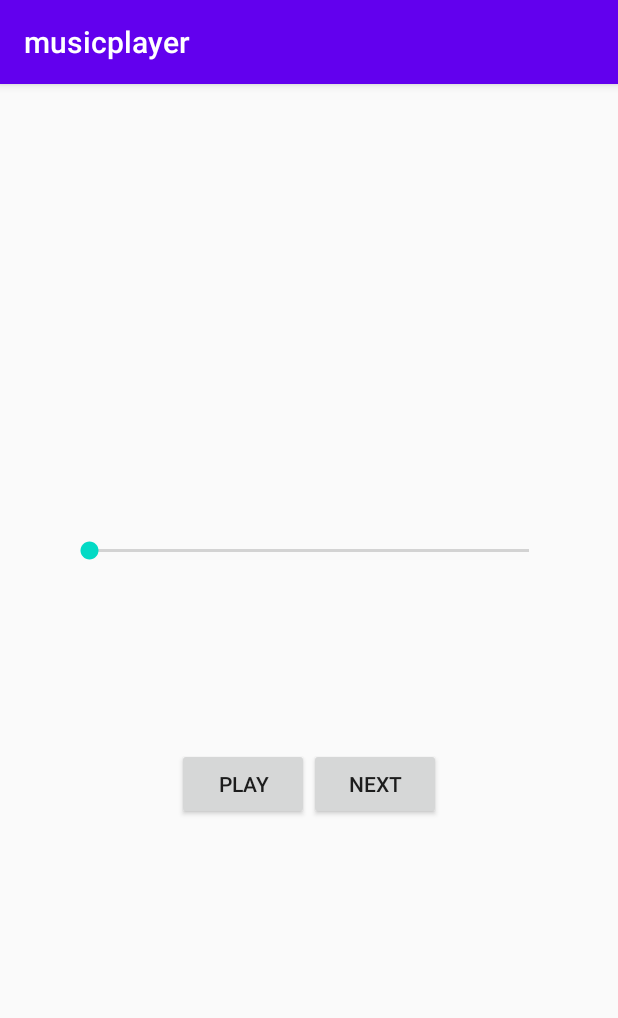
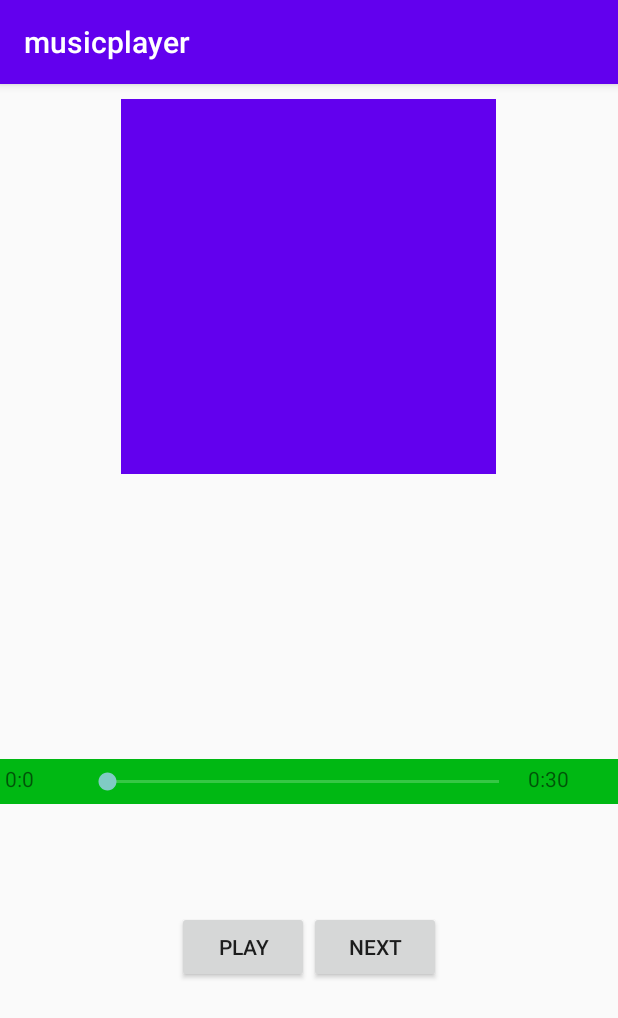
Before and after one commit to heyyviv/music_player, an Android app: the player screen opened directly, with no data from a screen before it, on a phone screen of 412 x 824 dp. Shown: the top 1018 px of the screen. Run offline under Robolectric (Android 15) with nearby library versions, the phone set to English and light mode, and no system bars.

Commit message:
added imageView

```diff
--- a/app/build.gradle
+++ b/app/build.gradle
@@ -24,6 +24,7 @@ android {
 
 dependencies {
     implementation fileTree(dir: "libs", include: ["*.jar"])
+    api 'com.google.android.material:material:1.1.0-alpha06'
     implementation 'androidx.appcompat:appcompat:1.1.0'
     implementation 'androidx.constraintlayout:constraintlayout:1.1.3'
     implementation 'androidx.recyclerview:recyclerview:1.1.0'
--- a/app/src/main/java/com/example/musicplayer/MainActivity.java
+++ b/app/src/main/java/com/example/musicplayer/MainActivity.java
@@ -65,4 +65,11 @@ public class MainActivity extends AppCompatActivity {
     public static  int get_duration(){
         return mediaplayer.getDuration();
     }
+
+    public  static int[] time_format(int time){
+        int ss=time/1000;
+        int mm=ss/60;
+        ss=ss-(60*mm);
+        return new int[]{mm,ss};
+    }
 }
--- a/app/src/main/java/com/example/musicplayer/player.java
+++ b/app/src/main/java/com/example/musicplayer/player.java
@@ -5,12 +5,17 @@ import androidx.annotation.Nullable;
 import androidx.appcompat.app.AppCompatActivity;
 
 import android.content.Intent;
+import android.graphics.Bitmap;
+import android.graphics.BitmapFactory;
+import android.media.MediaMetadataRetriever;
 import android.media.MediaPlayer;
+import android.net.Uri;
 import android.os.Bundle;
 import android.os.Handler;
 import android.os.PersistableBundle;
 import android.view.View;
 import android.widget.Button;
+import android.widget.ImageView;
 import android.widget.SeekBar;
 import android.widget.TextView;
 
@@ -19,8 +24,8 @@ import java.io.IOException;
 public class player extends AppCompatActivity {
     String song_path,song_name;
     Button song_play_pause,pause;
-
-    TextView nametv;
+    ImageView cover_img;
+    TextView nametv,str_time,end_time;
     SeekBar progress;
     int pos=0,cur_music=0;
     @Override
@@ -30,8 +35,11 @@ public class player extends AppCompatActivity {
         Intent intent=getIntent();
         song_play_pause=findViewById(R.id.play);
         pause=findViewById(R.id.pause);
+        cover_img=findViewById(R.id.image_frame);
         nametv=findViewById(R.id.songname);
         progress=findViewById(R.id.song_progress);
+        str_time=findViewById(R.id.start_time);
+        end_time=findViewById(R.id.end_time);
 
         if(intent!=null) {
             song_path = intent.getStringExtra("path");
@@ -64,14 +72,18 @@ public class player extends AppCompatActivity {
                 MainActivity.free_mediaplayer();
             }
         });
-
+        restoring_image(song_path);
         progress.setMax(MainActivity.get_duration()/1000);
+        int[] time_end=MainActivity.time_format(MainActivity.get_duration());
+        end_time.setText(time_end[0]+":"+time_end[1]);
          final Handler mhandeler=new Handler();
          player.this.runOnUiThread(new Runnable() {
              @Override
              public void run() {
                  if(MainActivity.is_working()){
                      int current_pos=MainActivity.get_song_position()/1000;
+                     int[] cur_time=MainActivity.time_format(current_pos*1000);
+                     str_time.setText(cur_time[0]+":"+cur_time[1]);
                      progress.setProgress(current_pos);
                  }
                  mhandeler.postDelayed(this,1000);
@@ -80,7 +92,7 @@ public class player extends AppCompatActivity {
          progress.setOnSeekBarChangeListener(new SeekBar.OnSeekBarChangeListener() {
              @Override
              public void onProgressChanged(SeekBar seekBar, int progress, boolean fromUser) {
-                 if(MainActivity.is_working()==true && fromUser){
+                 if(MainActivity.is_working() && fromUser){
                         MainActivity.song_seek(progress);
                  }
              }
@@ -121,4 +133,15 @@ public class player extends AppCompatActivity {
         MainActivity.song_seek(pos);
         MainActivity.song_play();
     }
+    public  void restoring_image(String location){
+
+            android.media.MediaMetadataRetriever mData=new MediaMetadataRetriever();
+            mData.setDataSource(location);
+            byte art[]=mData.getEmbeddedPicture();
+            if(art!=null) {
+                Bitmap image = BitmapFactory.decodeByteArray(art, 0, art.length);
+                cover_img.setImageBitmap(image);
+            }
+
+    }
 }
--- a/app/src/main/res/layout-land/activity_player.xml
+++ b/app/src/main/res/layout-land/activity_player.xml
@@ -7,24 +7,60 @@
     android:orientation="vertical"
     tools:context=".player"
     android:layout_gravity="center">
+    <LinearLayout
+        android:layout_width="match_parent"
+        android:layout_height="wrap_content"
+        android:orientation="horizontal"
+        android:padding="10dp">
+    <ImageView
+        android:layout_width="150dp"
+        android:layout_height="150dp"
+        android:layout_gravity="left"
+        android:layout_margin="10dp"
+        android:layout_marginLeft="20dp"
+        android:src="@color/colorPrimary"
+        android:id="@+id/image_frame"
+        />
     <TextView
         android:layout_width="wrap_content"
         android:layout_height="wrap_content"
+        android:layout_marginLeft="100dp"
         android:id="@+id/songname"
         android:fontFamily="sans-serif-black"
         android:layout_gravity="center"
         android:text="NAME"
         android:textSize="30sp"
-        android:layout_marginTop="30dp"
+
         />
-    <SeekBar
-        android:layout_width="450dp"
+    </LinearLayout>
+    <LinearLayout
+        android:layout_width="match_parent"
         android:layout_height="wrap_content"
-        android:padding="15dp"
-        android:layout_gravity="center"
-        android:layout_marginTop="60dp"
-        android:id="@+id/song_progress"
-        />
+        android:orientation="horizontal"
+        android:layout_marginTop="60dp">
+        <TextView
+            android:layout_width="wrap_content"
+            android:layout_height="wrap_content"
+            android:text="mm:ss"
+            android:padding="9dp"
+            android:id="@+id/start_time"
+            />
+        <SeekBar
+            android:layout_width="0dp"
+            android:layout_height="wrap_content"
+            android:layout_weight="3"
+            android:padding="9dp"
+            android:id="@+id/song_progress"
+            />
+        <TextView
+            android:layout_width="wrap_content"
+            android:layout_height="wrap_content"
+            android:text="mm:ss"
+            android:padding="9dp"
+            android:id="@+id/end_time"
+            />
+
+    </LinearLayout>
     <LinearLayout
         android:layout_width="wrap_content"
         android:layout_height="wrap_content"
--- a/app/src/main/res/layout/activity_player.xml
+++ b/app/src/main/res/layout/activity_player.xml
@@ -7,38 +7,72 @@
     android:orientation="vertical"
     tools:context=".player"
     android:layout_gravity="center">
+
+
+    <ImageView
+        android:layout_width="250dp"
+        android:layout_height="250dp"
+        android:layout_gravity="center"
+        android:layout_margin="10dp"
+        android:src="@color/colorPrimary"
+        android:id="@+id/image_frame"
+        />
     <TextView
-        android:layout_width="wrap_content"
-        android:layout_height="wrap_content"
+        android:layout_width="300dp"
+        android:layout_height="50dp"
         android:id="@+id/songname"
         android:fontFamily="sans-serif-black"
         android:layout_gravity="center"
         android:text="NAME"
-        android:textSize="30sp"
-        android:layout_marginTop="100dp"
+        android:textSize="20sp"
+        android:layout_marginTop="30dp"
         />
+        <LinearLayout
+        android:layout_width="match_parent"
+        android:layout_height="wrap_content"
+        android:orientation="horizontal"
+            android:background="#00B813"
+            android:layout_marginTop="100dp">
+            <TextView
+                android:layout_width="wrap_content"
+                android:layout_height="30dp"
+                android:text="mm:ss"
+                android:padding="3dp"
+                android:id="@+id/start_time"
+                android:layout_weight="1"
+                />
     <SeekBar
-        android:layout_width="325dp"
-        android:layout_height="wrap_content"
-        android:padding="11dp"
-        android:layout_gravity="center"
-        android:layout_marginTop="150dp"
+        android:layout_width="0dp"
+        android:layout_height="30dp"
+        android:layout_weight="10"
+        android:padding="3dp"
+        android:theme="@android:style/Theme.Material"
         android:id="@+id/song_progress"
         />
+            <TextView
+                android:layout_width="wrap_content"
+                android:layout_height="30dp"
+                android:text="mm:ss"
+                android:padding="3dp"
+                android:id="@+id/end_time"
+                android:layout_weight="1"
+                />
+
+        </LinearLayout>
     <LinearLayout
         android:layout_width="wrap_content"
         android:layout_height="wrap_content"
         android:orientation="horizontal"
         android:layout_gravity="center"
         android:padding="11dp"
-        android:layout_marginTop="100dp"
+        android:layout_marginTop="60dp"
         >
-    <Button
+    <Button style="@style/Widget.AppCompat.Button"
         android:layout_width="wrap_content"
         android:layout_height="wrap_content"
         android:id="@+id/play"
         android:text="play"/>
-    <Button
+    <Button style="@style/Widget.AppCompat.Button"
         android:layout_width="wrap_content"
         android:layout_height="wrap_content"
         android:id="@+id/pause"
```
